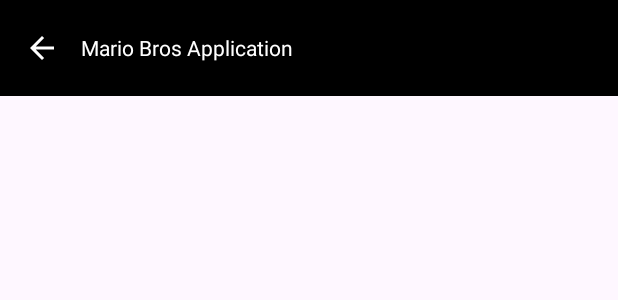
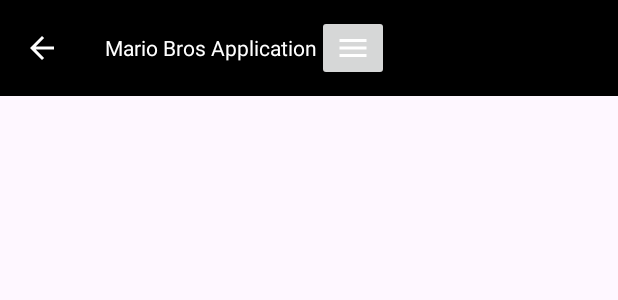
Before and after one commit to ChrisLumberjack/PEREZ_ARIAS_CRISTIAN_PMDM02, an Android app: the layout activity_toolbar.xml on its own in the app's theme, with its tools: preview values and no code run, on a phone screen of 412 x 824 dp. Shown: the top 300 px of the screen. Run offline under Robolectric (Android 15) with nearby library versions, the light colour scheme and no system bars; Roboto replaces fonts that are not available here.

Commit message:
Drawer menu and menu added

```diff
--- a/app/src/main/java/com/app/mariobros/base/BaseActivity.kt
+++ b/app/src/main/java/com/app/mariobros/base/BaseActivity.kt
@@ -1,12 +1,15 @@
-package com.app.mariobros.toolbar
+package com.app.mariobros.base
 
 import android.content.Intent
 import android.os.Bundle
 import android.view.Menu
 import android.view.MenuItem
+import android.widget.ImageButton
 import androidx.appcompat.app.AlertDialog
 import androidx.appcompat.app.AppCompatActivity
 import androidx.core.content.ContextCompat
+import androidx.core.view.GravityCompat
+import androidx.drawerlayout.widget.DrawerLayout
 import com.app.mariobros.MainActivity
 import com.app.mariobros.R
 import com.app.mariobros.list.ListCharacterActivity
@@ -61,4 +64,5 @@ open class BaseActivity : AppCompatActivity() {
             .setPositiveButton("OK") { dialog, _ -> dialog.dismiss() }
         builder.create().show()
     }
+
 }
--- a/app/src/main/java/com/app/mariobros/detail/DetailActivity.kt
+++ b/app/src/main/java/com/app/mariobros/detail/DetailActivity.kt
@@ -4,7 +4,7 @@ import android.os.Bundle
 import android.widget.Toast
 import com.app.mariobros.R
 import com.app.mariobros.databinding.ActivityDetailBinding
-import com.app.mariobros.toolbar.BaseActivity
+import com.app.mariobros.base.BaseActivity
 
 open class DetailActivity : BaseActivity() {
 
@@ -38,5 +38,6 @@ open class DetailActivity : BaseActivity() {
         binding.toolbar.toolbarArrow.setOnClickListener {
             finish()
         }
+
     }
 }
--- a/app/src/main/java/com/app/mariobros/list/ListCharacterActivity.kt
+++ b/app/src/main/java/com/app/mariobros/list/ListCharacterActivity.kt
@@ -5,7 +5,7 @@ import androidx.recyclerview.widget.LinearLayoutManager
 import androidx.recyclerview.widget.RecyclerView
 import com.app.mariobros.R
 import com.app.mariobros.databinding.ActivityListCharacterBinding
-import com.app.mariobros.toolbar.BaseActivity
+import com.app.mariobros.base.BaseActivity
 import com.google.android.material.snackbar.Snackbar
 
 class ListCharacterActivity : BaseActivity() {
--- a/app/src/main/java/com/app/mariobros/toolbar/ToolbarActivity.kt
+++ b/app/src/main/java/com/app/mariobros/toolbar/ToolbarActivity.kt
@@ -2,6 +2,7 @@ package com.app.mariobros.toolbar
 
 import android.os.Bundle
 import android.view.View
+import com.app.mariobros.base.BaseActivity
 import com.app.mariobros.databinding.ActivityToolbarBinding
 
 class ToolbarActivity : BaseActivity() {
--- a/app/src/main/res/layout/activity_toolbar.xml
+++ b/app/src/main/res/layout/activity_toolbar.xml
@@ -15,6 +15,7 @@
         app:layout_constraintStart_toStartOf="parent"
         tools:ignore="MissingConstraints">
 
+        <!-- Botón de flecha hacia atrás (ya existente) -->
         <ImageView
             android:id="@+id/toolbarArrow"
             android:layout_width="wrap_content"
@@ -22,8 +23,10 @@
             app:layout_constraintEnd_toEndOf="parent"
             app:layout_constraintStart_toStartOf="parent"
             app:srcCompat="@drawable/baseline_arrow_back_24"
-            tools:ignore="ContentDescription" />
+            tools:ignore="ContentDescription"
+            android:layout_marginStart="16dp" />
 
+        <!-- Título de la Toolbar -->
         <TextView
             android:id="@+id/toolbar_text"
             android:layout_width="wrap_content"
@@ -32,6 +35,15 @@
             android:text="Mario Bros Application"
             android:textColor="@color/white" />
 
+        <!-- Botón de hamburguesa (nuevo) -->
+        <ImageButton
+            android:id="@+id/toolbarHamburger"
+            android:layout_width="wrap_content"
+            android:layout_height="wrap_content"
+            android:layout_marginEnd="16dp"
+            android:src="@drawable/baseline_menu_24"
+            android:layout_alignParentEnd="true" />
+
     </androidx.appcompat.widget.Toolbar>
 
 </androidx.constraintlayout.widget.ConstraintLayout>
--- a/app/src/main/res/values/strings.xml
+++ b/app/src/main/res/values/strings.xml
@@ -6,6 +6,8 @@
     <string name="skills_character">Habilidades</string>
     <string name="details_character">Detalles</string>
     <string name="about">Acerca de...</string>
+    <string name="open">Abrir</string>
+    <string name="close">Cerrar</string>
     <string name="text_about">Aplicación desarrollada por Cristian Pérez Arias. Versión 1.0.</string>
     <string name="welcome_message">Bienvenidos al mundo de Mario</string>
     <string name="selected_character">Se ha seleccionado el personaje %1$s</string>
```
Also changed, not shown: app/src/main/java/com/app/mariobros/MainActivity.kt (+19 -5 lines), app/src/main/java/com/app/mariobros/splash/SplashActivity.kt (+4 -10 lines), app/src/main/res/layout/activity_main.xml (+25 -5 lines), 1 other file.
